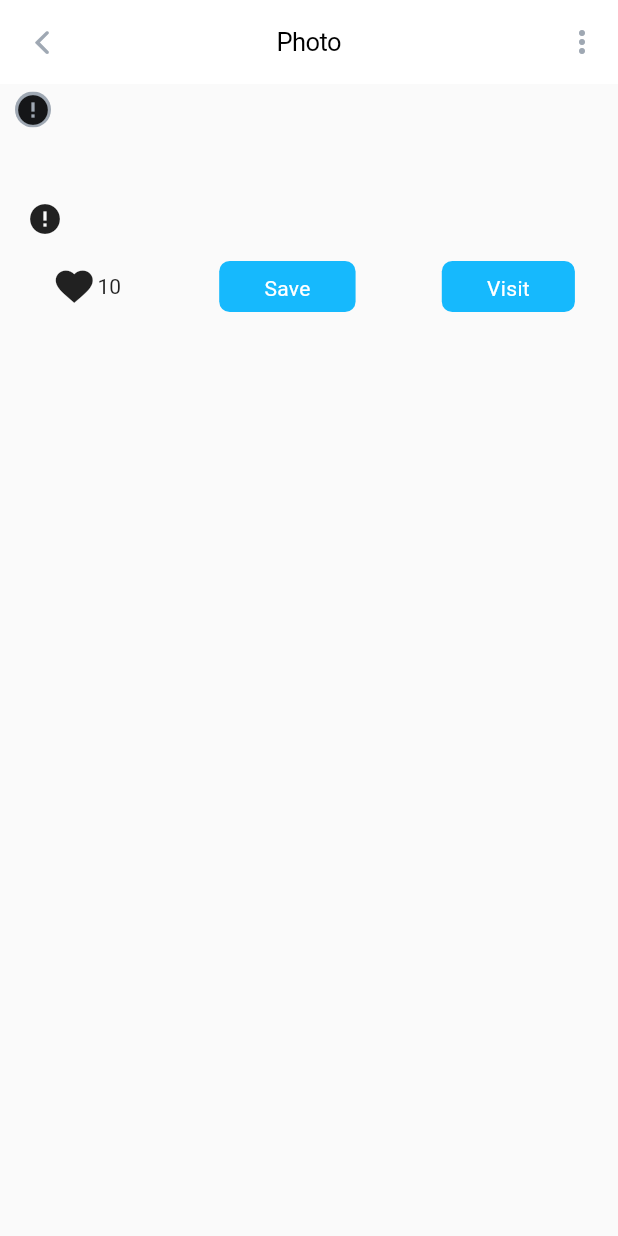
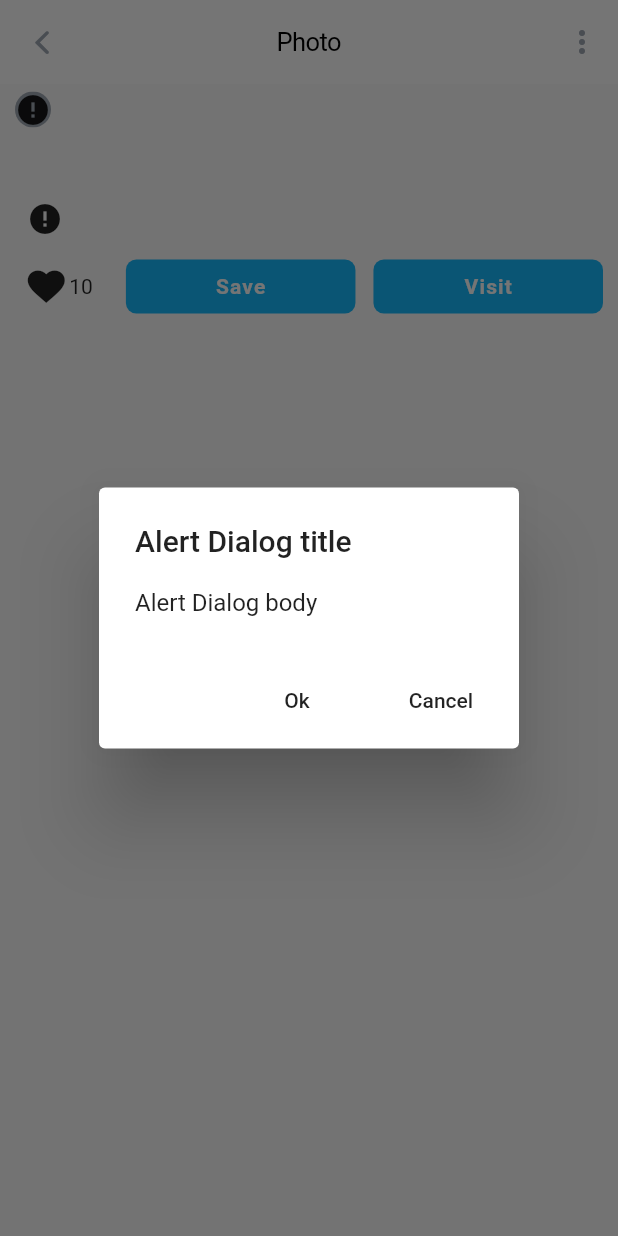
Before and after one commit to ruslanjava/skill_branch_flutter, a Flutter app: the FullScreenImage screen opened directly, after a tap on "Save", on a phone screen of 412 x 824 dp. Run offline on Flutter 3.47's test engine with Material 2 defaults, Android fonts, the phone set to English and light mode, and no system bars; drawn by our look-alikes of cached_network_image; network calls fail.

Commit message:
Код обновлен по лекции 5 (1:56:00 видео)

```diff
--- a/lib/screens/photo_screen.dart
+++ b/lib/screens/photo_screen.dart
@@ -4,7 +4,6 @@ import 'package:flutter/cupertino.dart';
 import 'package:flutter/material.dart';
 
 class FullScreenImageArguments {
-
   FullScreenImageArguments({
     this.photo,
     this.altDescription,
@@ -27,9 +26,7 @@ class FullScreenImageArguments {
 }
 
 class FullScreenImage extends StatefulWidget {
-
-  FullScreenImage(
-      {Key key,
+  FullScreenImage({Key key,
     this.photo,
     this.altDescription,
     this.name,
@@ -49,12 +46,10 @@ class FullScreenImage extends StatefulWidget {
   State<StatefulWidget> createState() {
     return _FullScreenImageState();
   }
-
 }
 
 class _FullScreenImageState extends State<FullScreenImage>
     with TickerProviderStateMixin {
-
   String photo;
   String name;
   String userName;
@@ -73,7 +68,9 @@ class _FullScreenImageState extends State<FullScreenImage>
     photo = widget.photo != null ? widget.photo : kFlutterDash;
     name = widget.name != null ? widget.name : '';
     userName = widget.userName != null ? '@' + widget.userName : '';
-    userPhoto = widget.userPhoto != null ? widget.userPhoto : 'https://skill-branch.ru/img/speakers/Adechenko.jpg';
+    userPhoto = widget.userPhoto != null
+        ? widget.userPhoto
+        : 'https://skill-branch.ru/img/speakers/Adechenko.jpg';
     altDescription = widget.altDescription != null ? widget.altDescription : '';
     heroTag = widget.heroTag;
 
@@ -82,20 +79,20 @@ class _FullScreenImageState extends State<FullScreenImage>
       vsync: this,
     );
 
-    userOpacity = Tween<double>(begin: 0, end: 1).animate(
-        CurvedAnimation(parent: controller, curve: Interval(0.0, 0.5, curve: Curves.ease))
-    );
+    userOpacity = Tween<double>(begin: 0, end: 1).animate(CurvedAnimation(
+        parent: controller, curve: Interval(0.0, 0.5, curve: Curves.ease)));
 
-    columnOpacity = Tween<double>(begin: 0, end: 1).animate(
-        CurvedAnimation(parent: controller, curve: Interval(0.5, 1.0, curve: Curves.ease))
-    );
+    columnOpacity = Tween<double>(begin: 0, end: 1).animate(CurvedAnimation(
+        parent: controller, curve: Interval(0.5, 1.0, curve: Curves.ease)));
 
     _playAnimation();
   }
 
   Future<void> _playAnimation() async {
     try {
-      await controller.forward().orCancel;
+      await controller
+          .forward()
+          .orCancel;
     } on TickerCanceled {
       // the animation got canceled, probably because it was disposed of
     }
@@ -127,21 +124,25 @@ class _FullScreenImageState extends State<FullScreenImage>
               color: AppColors.grayChateau,
             ),
             onPressed: () {
-            showModalBottomSheet(context: context, builder: (context) {
-              return Container(
+              showModalBottomSheet(
+                  shape: RoundedRectangleBorder(),
+                  context: context,
+                  builder: (context) {
+                    return ClipRRect(
+                        borderRadius: BorderRadius.circular(10),
+                        child: Container(
                           decoration: BoxDecoration(
                             color: AppColors.mercury,
-                  borderRadius: BorderRadius.circular(10),
                           ),
                           child: Column(
                             crossAxisAlignment: CrossAxisAlignment.center,
                             mainAxisSize: MainAxisSize.min,
-                  children: List.generate(10, (index) => FlutterLogo()),
+                            children:
+                            List.generate(10, (index) => FlutterLogo()),
                           ),
-              );
+                        ));
                   });
-          }
-        ),
+            }),
       ],
       leading: IconButton(
         icon: Icon(
@@ -152,10 +153,7 @@ class _FullScreenImageState extends State<FullScreenImage>
       ),
       backgroundColor: AppColors.white,
       centerTitle: true,
-      title: Text(
-          'Photo',
-          style: AppStyles.h2Black
-      ),
+      title: Text('Photo', style: AppStyles.h2Black),
     );
   }
 
@@ -172,7 +170,7 @@ class _FullScreenImageState extends State<FullScreenImage>
               style: AppStyles.h3.copyWith(color: AppColors.grayChateau)),
         ),
         _buildPhotoMeta(),
-        _buildButtons(),
+        _buildActionButtons(),
       ],
     );
   }
@@ -188,10 +186,8 @@ class _FullScreenImageState extends State<FullScreenImage>
               AnimatedBuilder(
                 animation: controller,
                 child: UserAvatar(userPhoto),
-                  builder: (context, child) => FadeTransition(
-                    opacity: userOpacity,
-                    child: child
-                  ),
+                builder: (context, child) =>
+                    FadeTransition(opacity: userOpacity, child: child),
               ),
               SizedBox(width: 6),
               AnimatedBuilder(
@@ -205,11 +201,8 @@ class _FullScreenImageState extends State<FullScreenImage>
                               .copyWith(color: AppColors.manatee)),
                     ],
                   ),
-                  builder: (context, child) => FadeTransition(
-                    opacity: columnOpacity,
-                    child: child
-                  )
-                )
+                  builder: (context, child) =>
+                      FadeTransition(opacity: columnOpacity, child: child))
             ],
           ),
         ],
@@ -217,50 +210,65 @@ class _FullScreenImageState extends State<FullScreenImage>
     );
   }
 
-  Widget _buildButtons() {
-    return Row(
-      // crossAxisAlignment: CrossAxisAlignment.stretch,
-      mainAxisSize: MainAxisSize.max,
-      mainAxisAlignment: MainAxisAlignment.spaceAround,
+  Widget _buildActionButtons() {
+    return Padding(
+      padding: EdgeInsets.symmetric(horizontal: 10),
+      child: Row(
+        mainAxisAlignment: MainAxisAlignment.spaceBetween,
         children: <Widget>[
           LikeButton(likeCount: 10, isLiked: true),
-        GestureDetector(
+          SizedBox(
+            width: 14,
+          ),
+          Expanded(
+            child: _buildButton('Save'),
+          ),
+          const SizedBox(width: 12),
+          Expanded(
+            child: _buildButton('Visit'),
+          )
+        ],
+      ),
+    );
+  }
+
+  Widget _buildButton(String text) {
+    return GestureDetector(
+      onTap: () {
+        showDialog(
+          context: context, builder: (context) => AlertDialog(
+            title: Text('Alert Dialog title'),
+            content: Text('Alert Dialog body'),
+            actions: <Widget>[
+              FlatButton(
+                onPressed: () {
+                  Navigator.of(context).pop();
+                },
+                child: Text('Ok'),
+              ),
+              FlatButton(
+                onPressed: () {
+                  Navigator.of(context).pop();
+                },
+                child: Text('Cancel'),
+              ),
+            ],
+          )
+        );
+      },
       child: Container(
+        alignment: Alignment.center,
+        height: 36,
         decoration: BoxDecoration(
           color: AppColors.dodgerBlue,
           borderRadius: BorderRadius.circular(7),
         ),
-            child: Padding(
-              padding: EdgeInsets.symmetric(horizontal: 30, vertical: 7),
         child: Text(
-                'Save',
-                style: AppStyles.h3.copyWith(color: AppColors.white),
+          text,
+          style: AppStyles.h4.copyWith(color: AppColors.white),
         ),
       ),
-          ),
-          onTap: () {
-            setState(() {});
-          },
-        ),
-        GestureDetector(
-          child: Container(
-            decoration: BoxDecoration(
-              color: AppColors.dodgerBlue,
-              borderRadius: BorderRadius.circular(7),
-            ),
-            child: Padding(
-              padding: EdgeInsets.symmetric(horizontal: 30, vertical: 7),
-              child: Text(
-                'Visit',
-                style: AppStyles.h3.copyWith(color: AppColors.white),
-              ),
-            ),
-          ),
-          onTap: () {
-            setState(() {});
-          },
-        ),
-      ],
     );
   }
+
 }
```
Lines whose indentation alone changed are shown as unchanged.
